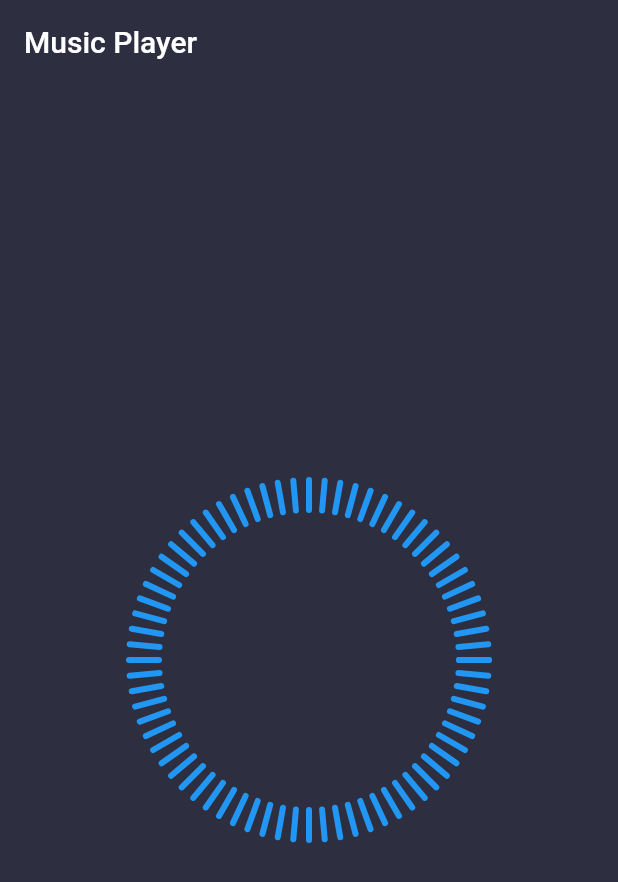
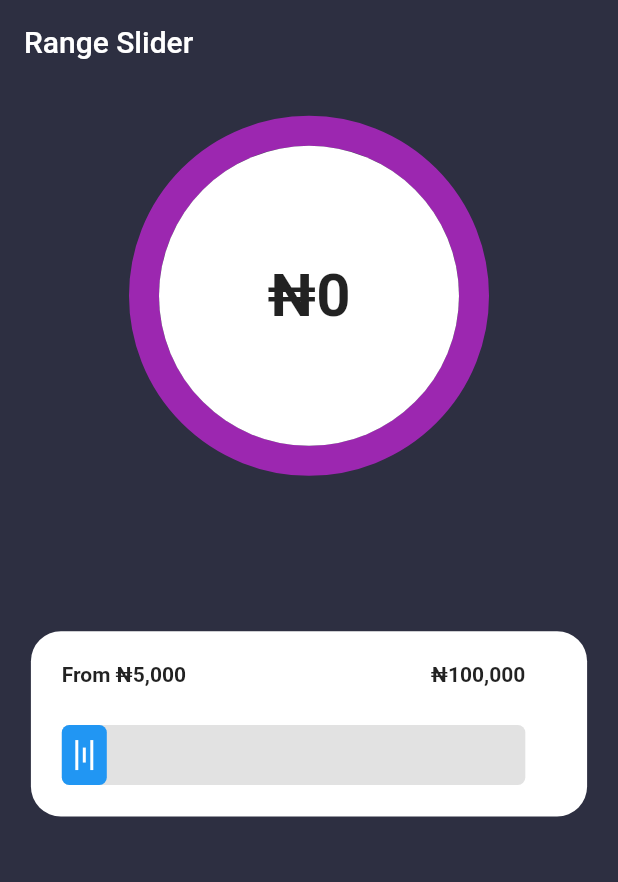
Before and after one commit to oyewalekehinde/custom_paint_repo, a Flutter app: the screen it shows after launch, on a phone screen of 412 x 824 dp. Shown: the top 882 px of the screen. Run offline on Flutter 3.47's test engine with Material 2 defaults, Android fonts, the phone set to English and light mode, and no system bars.

Commit message:
money slider

```diff
--- a/lib/custom_paint/music_player.dart
+++ b/lib/custom_paint/music_player.dart
@@ -25,17 +25,15 @@ class _MusicPlayerState extends State<MusicPlayer> {
       height: 200,
       width: 200,
       child: CustomPaint(
-        painter: MusicPlayerPainter(
-            height: List.generate(73, (index) => Random().nextInt(50))),
+        painter: MusicPlayerPainter(),
       ),
     );
   }
 }
 
 class MusicPlayerPainter extends CustomPainter {
-  final List<int> height;
+  final List<int> height = List.generate(73, (index) => Random().nextInt(50));
 
-  MusicPlayerPainter({required this.height});
   @override
   void paint(Canvas canvas, Size size) {
     var centerX = size.width / 2;
--- /dev/null
+++ b/lib/custom_paint/slider_2.dart
@@ -0,0 +1,253 @@
+import 'dart:async';
+import 'dart:math';
+
+import 'package:flutter/material.dart';
+
+class SliderRangeWidget extends StatefulWidget {
+  SliderRangeWidget({Key? key}) : super(key: key);
+
+  @override
+  _SliderRangeWidgetState createState() => _SliderRangeWidgetState();
+}
+
+class _SliderRangeWidgetState extends State<SliderRangeWidget> {
+  double _controller = 0.0;
+  double range = 100000;
+  int interval = 10;
+  late double widthSize;
+
+  @override
+  Widget build(BuildContext context) {
+    var size = MediaQuery.of(context).size;
+    widthSize = size.width * 0.75;
+    return Column(
+      children: [
+        SizedBox(
+          height: size.height * 0.05,
+        ),
+        Container(
+          height: 200,
+          width: 200,
+          child: CustomPaint(
+            child: Container(
+              child: Center(
+                child: Column(
+                  mainAxisAlignment: MainAxisAlignment.center,
+                  children: [
+                    Text(
+                      '₦${(_controller ~/ 1000) * 1000.toInt()}',
+                      style:
+                          TextStyle(fontSize: 40, fontWeight: FontWeight.w700),
+                    ),
+                  ],
+                ),
+              ),
+            ),
+            painter: SliderCustomPaint(
+              value: _controller * (360 / range),
+            ),
+          ),
+        ),
+        SizedBox(
+          height: size.height * 0.05,
+        ),
+        // GestureDetector(
+        //   onTap: () {
+        //     Timer.periodic(Duration(seconds: 1), (Timer timer) {
+        //       if (_controller < range) {
+        //         setState(() {
+        //           _controller += interval;
+        //           if (_controller > range) {
+        //             _controller = range;
+        //             timer.cancel();
+        //           }
+        //         });
+        //       } else {
+        //         timer.cancel();
+        //       }
+        //     });
+        //   },
+        //   child: Container(
+        //     height: 100,
+        //     decoration: BoxDecoration(
+        //       shape: BoxShape.circle,
+        //       color: Colors.red,
+        //     ),
+        //     child: Icon(
+        //       Icons.power_settings_new,
+        //       size: 50,
+        //       color: Colors.white,
+        //     ),
+        //   ),
+        // ),
+        SizedBox(
+          height: size.height * 0.1,
+        ),
+        Container(
+          height: size.height * 0.15,
+          width: double.infinity,
+          padding: EdgeInsets.symmetric(
+              horizontal: size.width * 0.05, vertical: size.height * 0.01),
+          margin: EdgeInsets.symmetric(horizontal: size.width * 0.05),
+          decoration: BoxDecoration(
+            color: Colors.white,
+            borderRadius: BorderRadius.circular(20),
+          ),
+          child: Column(
+            mainAxisAlignment: MainAxisAlignment.spaceAround,
+            crossAxisAlignment: CrossAxisAlignment.start,
+            children: [
+              SizedBox(
+                width: widthSize,
+                child: Row(
+                  mainAxisAlignment: MainAxisAlignment.spaceBetween,
+                  children: [
+                    Text(
+                      "From ₦5,000",
+                      style:
+                          TextStyle(fontSize: 14, fontWeight: FontWeight.w600),
+                    ),
+                    Text(
+                      "₦100,000",
+                      style:
+                          TextStyle(fontSize: 14, fontWeight: FontWeight.w600),
+                    )
+                  ],
+                ),
+              ),
+              Row(
+                mainAxisAlignment: MainAxisAlignment.spaceBetween,
+                crossAxisAlignment: CrossAxisAlignment.center,
+                children: [
+                  GestureDetector(
+                    onPanUpdate: (details) {
+                      if ((details.localPosition.dx >= 0 &&
+                              details.localPosition.dx <= widthSize) &&
+                          !details.localPosition.dx.isNegative) {
+                        setState(() {
+                          _controller =
+                              details.localPosition.dx * (range / widthSize);
+                        });
+                      }
+                    },
+                    child: Container(
+                      height: 40,
+                      width: widthSize,
+                      child: CustomPaint(
+                          painter: LinearSlider(
+                              directionX: _controller * (widthSize / range))),
+                    ),
+                  ),
+                ],
+              )
+            ],
+          ),
+        ),
+      ],
+    );
+  }
+}
+
+class SliderCustomPaint extends CustomPainter {
+  final num? value;
+
+  SliderCustomPaint({this.value});
+  @override
+  void paint(Canvas canvas, Size size) {
+    var centreX = size.width / 2;
+    var centreY = size.height / 2;
+    var center = Offset(centreX, centreY);
+    var smallRadius = min(centreX, centreY);
+    var bigRadius = smallRadius + 10;
+    var smallCirclePaint = Paint()
+      ..color = Colors.white
+      ..style = PaintingStyle.fill;
+    var bigCirclePaint = Paint()
+      ..color = Colors.purple
+      ..style = PaintingStyle.stroke
+      ..strokeWidth = 20;
+    var arcPaint = Paint()
+      ..color = Colors.yellow
+      ..style = PaintingStyle.stroke
+      ..strokeWidth = 20
+      ..strokeCap = StrokeCap.round;
+
+    canvas.drawCircle(center, bigRadius, bigCirclePaint);
+    canvas.drawCircle(center, smallRadius, smallCirclePaint);
+    canvas.drawArc(Rect.fromCircle(center: center, radius: bigRadius), -pi / 2,
+        (value! * pi / 180), false, arcPaint);
+  }
+
+  @override
+  bool shouldRepaint(covariant CustomPainter oldDelegate) => true;
+}
+
+class LinearSlider extends CustomPainter {
+  double directionX;
+  LinearSlider({
+    required this.directionX,
+  });
+  @override
+  void paint(Canvas canvas, Size size) {
+    var startX = 0.0;
+    var startY = size.height;
+
+    var endX = size.width;
+    var linePaint = Paint()
+      ..color = Colors.grey.withOpacity(0.3)
+      ..style = PaintingStyle.fill;
+
+    var cicrlePaint = Paint()
+      ..style = PaintingStyle.fill
+      ..strokeWidth = 40
+      ..color = Colors.blue
+      ..strokeCap = StrokeCap.square;
+    var linesPaint = Paint()
+      ..style = PaintingStyle.stroke
+      ..color = Colors.white
+      ..strokeWidth = 2;
+
+//this is the background rectangle
+
+    canvas.drawRRect(
+        RRect.fromRectAndRadius(
+            Rect.fromPoints(Offset(startX, 0), Offset(endX, startY)),
+            Radius.circular(5)),
+        linePaint);
+
+    // current rectangle scrolling
+
+    if (directionX > 31) {
+      canvas.drawRRect(
+          RRect.fromRectAndRadius(
+              Rect.fromPoints(Offset(startX, 0), Offset(directionX, startY)),
+              Radius.circular(5)),
+          cicrlePaint);
+    }
+    canvas.drawRRect(
+        RRect.fromRectAndRadius(
+            Rect.fromPoints(Offset(startX, 0), Offset(30, startY)),
+            Radius.circular(5)),
+        cicrlePaint);
+
+    // this is first three lines
+    canvas.drawLine(Offset(10, 10), Offset(10, startY - 10), linesPaint);
+    canvas.drawLine(Offset(15, 15), Offset(15, startY - 15), linesPaint);
+    canvas.drawLine(Offset(20, 10), Offset(20, startY - 10), linesPaint);
+
+    //this is the last three lines
+    if (directionX > 45) {
+      canvas.drawLine(Offset(directionX - 10, 10),
+          Offset(directionX - 10, startY - 10), linesPaint);
+      canvas.drawLine(Offset(directionX - 15, 15),
+          Offset(directionX - 15, startY - 15), linesPaint);
+      canvas.drawLine(Offset(directionX - 20, 10),
+          Offset(directionX - 20, startY - 10), linesPaint);
+    }
+  }
+
+  @override
+  bool shouldRepaint(covariant CustomPainter oldDelegate) {
+    return true;
+  }
+}
--- a/lib/main.dart
+++ b/lib/main.dart
@@ -1,5 +1,5 @@
 import 'package:flutter/material.dart';
-import 'custom_paint/music_player.dart';
+import 'custom_paint/slider_2.dart';
 
 void main() {
   runApp(MyApp());
@@ -14,7 +14,7 @@ class MyApp extends StatelessWidget {
       theme: ThemeData(
         primarySwatch: Colors.blue,
       ),
-      home: MyHomePage(title: 'Music Player'),
+      home: MyHomePage(title: 'Range Slider'),
     );
   }
 }
@@ -41,7 +41,7 @@ class _MyHomePageState extends State<MyHomePage> {
         color: Color(0xFF2D2F41),
         alignment: Alignment.center,
         child: Container(
-          child: MusicPlayer(),
+          child: SliderRangeWidget(),
         ),
       ),
       // floatingActionButton: FloatingActionButton(
--- a/pubspec.yaml
+++ b/pubspec.yaml
@@ -28,6 +28,7 @@ dependencies:
   # The following adds the Cupertino Icons font to your application.
   # Use with the CupertinoIcons class for iOS style icons.
   cupertino_icons: ^1.0.2
+  intl: ^0.17.0
 
 dev_dependencies:
   flutter_test:
```
Also changed, not shown: pubspec.lock.
